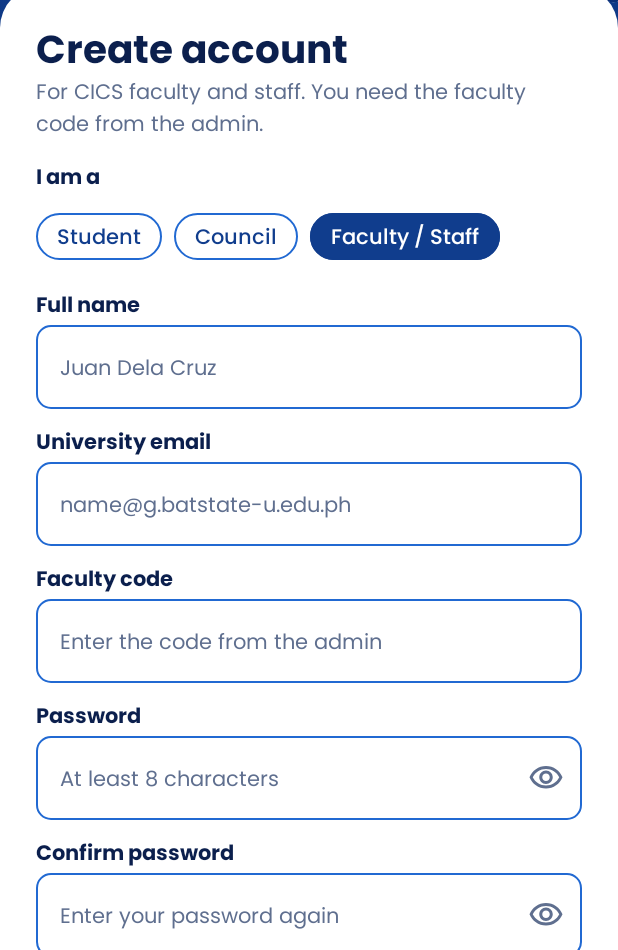
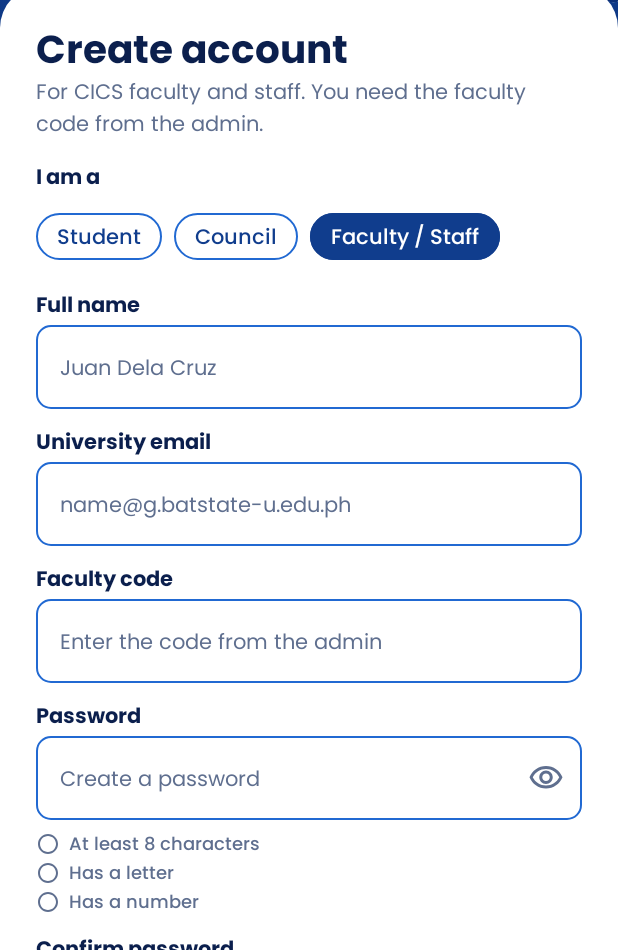
Before and after one commit to deynblip/BATid, an Android app built with Jetpack Compose: the CreateAccountScreen screen opened through its navigation route, after a tap on "Faculty / Staff", on a phone screen of 412 x 824 dp, the part 286-1236 px from its top. Run offline under Robolectric (Android 15) with nearby library versions, the phone set to English and light mode, and no system bars; Roboto replaces fonts that are not available here; 2 other taps on this screen came first.

Commit message:
Password rules checklist

```diff
--- a/app/src/main/java/com/batid/app/ui/auth/AuthComponents.kt
+++ b/app/src/main/java/com/batid/app/ui/auth/AuthComponents.kt
@@ -43,6 +43,8 @@ import androidx.compose.material3.OutlinedButton
 import androidx.compose.material3.OutlinedTextField
 import androidx.compose.material3.OutlinedTextFieldDefaults
 import androidx.compose.material3.Text
+import androidx.compose.material.icons.filled.CheckCircle
+import androidx.compose.material.icons.outlined.RadioButtonUnchecked
 import androidx.compose.runtime.Composable
 import androidx.compose.ui.Alignment
 import androidx.compose.ui.Modifier
@@ -302,4 +304,35 @@ private fun GoogleGLogo(modifier: Modifier = Modifier) {
             size = Size(size.width / 2f, stroke)
         )
     }
+
 }
+
+private val RuleMetGreen = Color(0xFF15803D)
+
+/** Live checklist under the Create Account password field. Each rule turns green when met. */
+@Composable
+fun PasswordRules(password: String) {
+    Column(modifier = Modifier.padding(top = 6.dp)) {
+        PasswordRule("At least 8 characters", password.length >= 8)
+        PasswordRule("Has a letter", password.any { it.isLetter() })
+        PasswordRule("Has a number", password.any { it.isDigit() })
+    }
+}
+
+@Composable
+private fun PasswordRule(text: String, met: Boolean) {
+    val color = if (met) RuleMetGreen else SlateGray
+    Row(
+        verticalAlignment = Alignment.CenterVertically,
+        modifier = Modifier.padding(vertical = 1.dp)
+    ) {
+        Icon(
+            imageVector = if (met) Icons.Filled.CheckCircle else Icons.Outlined.RadioButtonUnchecked,
+            contentDescription = null,
+            tint = color,
+            modifier = Modifier.size(16.dp)
+        )
+        Spacer(Modifier.width(6.dp))
+        Text(text, style = MaterialTheme.typography.labelSmall, color = color)
+    }
+}
--- a/app/src/main/java/com/batid/app/ui/auth/SignInScreens.kt
+++ b/app/src/main/java/com/batid/app/ui/auth/SignInScreens.kt
@@ -92,7 +92,7 @@ fun StudentSignInScreen(onBack: () -> Unit, onSignedIn: (UserRole) -> Unit) {
             label = "University email",
             value = email,
             onValueChange = { email = it; loginError = null },
-            placeholder = "sr-code@g.batstate-u.edu.ph",
+            placeholder = "sr-code/name@g.batstate-u.edu.ph",
             keyboardType = KeyboardType.Email,
             error = when {
                 submitted && !emailOk -> "Enter your $AuthEmailDomain email."
@@ -207,7 +207,7 @@ fun AdminSignInScreen(onBack: () -> Unit, onSignedIn: () -> Unit) {
             label = "University email",
             value = email,
             onValueChange = { email = it; loginError = null },
-            placeholder = "name@g.batstate-u.edu.ph",
+            placeholder = "sr-code/name@g.batstate-u.edu.ph",
             keyboardType = KeyboardType.Email,
             error = when {
                 submitted && !emailOk -> "Enter your $AuthEmailDomain email."
@@ -299,7 +299,10 @@ fun CreateAccountScreen(onBack: () -> Unit, onCreated: () -> Unit, onLogIn: () -
     val yearOk = isFaculty || year != null
     val sectionOk = isFaculty || section.isNotBlank()
     val codeOk = !needsCode || roleCode.isNotBlank()
-    val passwordOk = password.length >= 8
+    // At least 8 characters, with at least one letter AND one number.
+    val passwordOk = password.length >= 8 &&
+            password.any { it.isLetter() } &&
+            password.any { it.isDigit() }
     val confirmOk = confirm.isNotEmpty() && confirm == password
 
     AuthFormScreen(onBack = onBack, showDescription = false, cardMaxHeightFraction = 0.78f) {
@@ -406,12 +409,14 @@ fun CreateAccountScreen(onBack: () -> Unit, onCreated: () -> Unit, onLogIn: () -
             label = "Password",
             value = password,
             onValueChange = { password = it },
-            placeholder = "At least 8 characters",
+            placeholder = "Create a password",
             isPassword = true,
             keyboardType = KeyboardType.Password,
-            error = if (submitted && !passwordOk) "Use at least 8 characters." else null
+            error = if (submitted && !passwordOk) "Your password does not meet the rules below." else null
         )
+        PasswordRules(password)
         Spacer(Modifier.height(12.dp))
+
         AuthTextField(
             label = "Confirm password",
             value = confirm,
@@ -448,7 +453,6 @@ fun CreateAccountScreen(onBack: () -> Unit, onCreated: () -> Unit, onLogIn: () -
                     ) { error ->
                         loading = false
                         if (error == null) {
-                            // Mag-log in muna pagkatapos; hindi pa tayo pumapasok sa app
                             AuthRepository.signOut()
                             onCreated()
                         } else {
```
